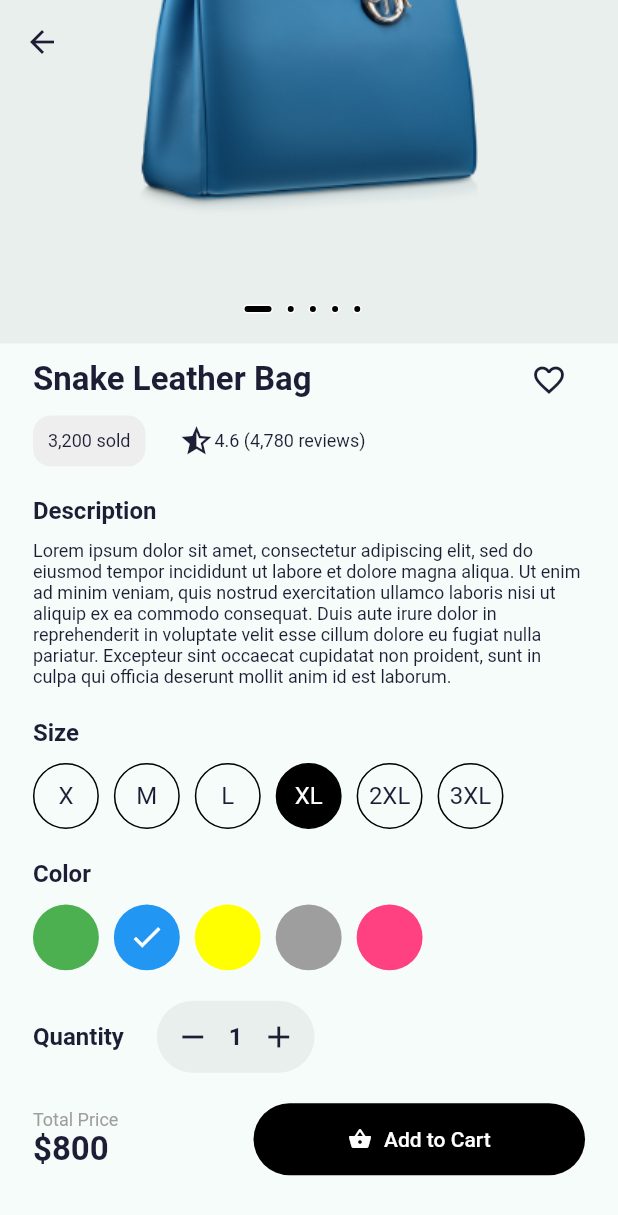
After one commit to vuxnguyxn/e-commerce-app, a Flutter app: the ProductDetailPage screen opened by its route, scrolled down 183 dp, after a tap on the "remove" icon, on a phone screen of 412 x 824 dp. The commit adds this screen. Shown: the top 1215 px of the screen. Run offline on Flutter 3.47's test engine with Material 2 defaults, Android fonts, the phone set to English and light mode, and no system bars; our stand-ins replace flutter_svg.

Commit message:
features(product): create product detail screen

```diff
--- a/lib/core/routes.dart
+++ b/lib/core/routes.dart
@@ -3,6 +3,7 @@ import 'package:e_commerce_app/features/home/presentation/pages/most_popular_pag
 import 'package:e_commerce_app/features/home/presentation/pages/my_wishlist_page.dart';
 import 'package:e_commerce_app/features/home/presentation/pages/notifications_page.dart';
 import 'package:e_commerce_app/features/home/presentation/home.dart';
+import 'package:e_commerce_app/features/home/presentation/pages/product_detail_page.dart';
 import 'package:e_commerce_app/features/home/presentation/pages/search_page.dart';
 import 'package:e_commerce_app/features/home/presentation/pages/special_offer_page.dart';
 import 'package:e_commerce_app/features/splash/splash_screen.dart';
@@ -17,4 +18,5 @@ final Map<String, WidgetBuilder> routes = {
    MostPopularPage.route: (context) => const MostPopularPage(),
    SearchPage.route: (context) => const SearchPage(),
    CategoriesPage.route: (context) => const CategoriesPage(),
+   ProductDetailPage.route: (context) => const ProductDetailPage(),
 };
--- a/lib/features/home/data/simple_data.dart
+++ b/lib/features/home/data/simple_data.dart
@@ -1,3 +1,6 @@
+// ignore_for_file: public_member_api_docs, sort_constructors_first
+import 'package:flutter/material.dart';
+
 class DataTitleMostPopular {
   String title;
   bool? isSelected;
@@ -218,3 +221,46 @@ List historySearch = [
   'Nikon Camera',
   'Silver Watch'
 ];
+
+class Size {
+  String size;
+  bool isSelected;
+  Size({
+    required this.size,
+    required this.isSelected,
+  });
+}
+
+List dataLetterSize = [
+  Size(size: "X", isSelected: false),
+  Size(size: "M", isSelected: false),
+  Size(size: "L", isSelected: false),
+  Size(size: "XL", isSelected: true),
+  Size(size: "2XL", isSelected: false),
+  Size(size: "3XL", isSelected: false),
+];
+List dataNumberSize = [
+  Size(size: "37", isSelected: false),
+  Size(size: "38", isSelected: false),
+  Size(size: "39", isSelected: false),
+  Size(size: "40", isSelected: true),
+  Size(size: "41", isSelected: false),
+  Size(size: "42", isSelected: false),
+];
+
+class ChooseColor {
+  Color color;
+  bool isSelected;
+  ChooseColor({
+    required this.color,
+    required this.isSelected,
+  });
+}
+
+List dataChooseColor = [
+  ChooseColor(color: Colors.green, isSelected: false),
+  ChooseColor(color: Colors.blue, isSelected: true),
+  ChooseColor(color: Colors.yellowAccent, isSelected: false),
+  ChooseColor(color: Colors.grey, isSelected: false),
+  ChooseColor(color: Colors.pinkAccent, isSelected: false),
+];
--- a/lib/features/home/presentation/pages/home_page.dart
+++ b/lib/features/home/presentation/pages/home_page.dart
@@ -16,7 +16,7 @@ import '../widgets/category_item_card.dart';
 import '../widgets/dot_color.dart';
 import '../widgets/icon_button_with_counter.dart';
 import '../widgets/most_popular_item_cart.dart';
-import '../widgets/most_popular_tabbar.dart';
+import '../widgets/most_popular_tab_bar.dart';
 import 'notifications_page.dart';
 import '../widgets/search_and_filter.dart';
 import '../widgets/title_offer_and_see_all.dart';
@@ -136,6 +136,7 @@ class _HomePageState extends State<HomePage> {
       width: double.infinity,
       height: getProportionateScreenHeight(220),
       child: Stack(
+        alignment: Alignment.center,
         children: [
           PageView.builder(
             onPageChanged: (value) {
@@ -147,7 +148,7 @@ class _HomePageState extends State<HomePage> {
             itemBuilder: (context, index) => const BannerSpecialOffer(),
             itemCount: 5,
           ),
-          DotColor(currentIndex: currentIndex),
+          Positioned(bottom: kDefaultPadding* 2,child: DotColor(currentIndex: currentIndex)),
         ],
       ),
     );
@@ -210,7 +211,7 @@ class _HomePageState extends State<HomePage> {
               height: getProportionateScreenHeight(5),
             ),
             Text(
-              "Chường Dũ",
+              'Kaedehara Kazuha',
               style: TextStyle(
                 fontWeight: FontWeight.bold,
                 fontSize: getProportionateScreenWidth(18),
--- a/lib/features/home/presentation/pages/most_popular_page.dart
+++ b/lib/features/home/presentation/pages/most_popular_page.dart
@@ -1,6 +1,6 @@
 import 'package:e_commerce_app/features/home/data/simple_data.dart';
 import 'package:e_commerce_app/features/home/presentation/widgets/most_popular_item_cart.dart';
-import 'package:e_commerce_app/features/home/presentation/widgets/most_popular_tabbar.dart';
+import 'package:e_commerce_app/features/home/presentation/widgets/most_popular_tab_bar.dart';
 import 'package:flutter/material.dart';
 
 import '../../../../core/constants.dart';
--- a/lib/features/home/presentation/pages/my_wishlist_page.dart
+++ b/lib/features/home/presentation/pages/my_wishlist_page.dart
@@ -1,6 +1,6 @@
 import 'package:e_commerce_app/features/home/data/simple_data.dart';
 import 'package:e_commerce_app/features/home/presentation/widgets/most_popular_item_cart.dart';
-import 'package:e_commerce_app/features/home/presentation/widgets/most_popular_tabbar.dart';
+import 'package:e_commerce_app/features/home/presentation/widgets/most_popular_tab_bar.dart';
 import 'package:flutter/material.dart';
 
 import '../../../../core/constants.dart';
--- /dev/null
+++ b/lib/features/home/presentation/pages/product_detail_page.dart
@@ -0,0 +1,346 @@
+import 'package:e_commerce_app/core/constants.dart';
+import 'package:e_commerce_app/core/size_config.dart';
+import 'package:e_commerce_app/features/home/data/simple_data.dart';
+import 'package:e_commerce_app/features/home/presentation/widgets/dot_color.dart';
+import 'package:flutter/material.dart';
+
+class ProductDetailPage extends StatefulWidget {
+  const ProductDetailPage({super.key});
+
+  static const route = '/product_detail';
+
+  @override
+  State<ProductDetailPage> createState() => _ProductDetailPageState();
+}
+
+class _ProductDetailPageState extends State<ProductDetailPage> {
+  int currentIndex = 0;
+  int quantity = 1;
+  @override
+  Widget build(BuildContext context) {
+    return Scaffold(
+      extendBodyBehindAppBar: true,
+      appBar: AppBar(
+        backgroundColor: Colors.transparent,
+        elevation: 0,
+      ),
+      body: SingleChildScrollView(
+        child: Column(
+          children: [
+            listImageAndDotColor(),
+            Container(
+              padding: EdgeInsets.symmetric(
+                  horizontal: getProportionateScreenWidth(kDefaultPadding)),
+              child: Column(
+                crossAxisAlignment: CrossAxisAlignment.start,
+                children: [
+                  titleAndFavorites(),
+                  soldAndReviews(),
+                  SizedBox(
+                      height: getProportionateScreenHeight(kDefaultPadding)),
+                  description(),
+                  SizedBox(
+                      height: getProportionateScreenHeight(kDefaultPadding)),
+                  const ProductSizeCard(),
+                  SizedBox(
+                      height: getProportionateScreenHeight(kDefaultPadding)),
+                  const ProductColorCard(),
+                  SizedBox(
+                      height: getProportionateScreenHeight(kDefaultPadding)),
+                  Row(
+                    children: [
+                      const Text(
+                        'Quantity',
+                        style: TextStyle(fontWeight: FontWeight.bold),
+                      ),
+                      SizedBox(
+                        width: getProportionateScreenWidth(kDefaultPadding),
+                      ),
+                      Container(
+                        decoration: BoxDecoration(
+                            color: Colors.black.withOpacity(0.05),
+                            borderRadius: BorderRadius.circular(50)),
+                        child: Row(
+                          children: [
+                            IconButton(
+                                onPressed: () {
+                                  setState(() {
+                                    if (quantity > 1) quantity--;
+                                  });
+                                },
+                                icon: const Icon(Icons.remove)),
+                            Text(
+                              "$quantity",
+                              style:
+                                  const TextStyle(fontWeight: FontWeight.bold),
+                            ),
+                            IconButton(
+                                onPressed: () {
+                                  setState(() {
+                                    if (quantity < 20) quantity++;
+                                  });
+                                },
+                                icon: const Icon(Icons.add)),
+                          ],
+                        ),
+                      ),
+                    ],
+                  ),
+                  SizedBox(
+                      height: getProportionateScreenHeight(kDefaultPadding)),
+                  const TotalPriceAndAddToCart(),
+                  SizedBox(
+                      height:
+                          getProportionateScreenHeight(kDefaultPadding * 2)),
+                ],
+              ),
+            ),
+          ],
+        ),
+      ),
+    );
+  }
+
+  Column description() {
+    return Column(
+      crossAxisAlignment: CrossAxisAlignment.start,
+      children: [
+        const Text(
+          'Description',
+          style: TextStyle(
+            fontWeight: FontWeight.bold,
+          ),
+        ),
+        SizedBox(
+          height: getProportionateScreenHeight(kDefaultPadding / 2),
+        ),
+        const Text(
+          'Lorem ipsum dolor sit amet, consectetur adipiscing elit, sed do eiusmod tempor incididunt ut labore et dolore magna aliqua. Ut enim ad minim veniam, quis nostrud exercitation ullamco laboris nisi ut aliquip ex ea commodo consequat. Duis aute irure dolor in reprehenderit in voluptate velit esse cillum dolore eu fugiat nulla pariatur. Excepteur sint occaecat cupidatat non proident, sunt in culpa qui officia deserunt mollit anim id est laborum.',
+          style: TextStyle(fontSize: 12),
+          maxLines: 10,
+          overflow: TextOverflow.ellipsis,
+        ),
+      ],
+    );
+  }
+
+  Row soldAndReviews() {
+    return Row(
+      children: [
+        Container(
+          padding: const EdgeInsets.all(10),
+          decoration: BoxDecoration(
+              borderRadius: BorderRadius.circular(12),
+              color: Colors.grey.shade200),
+          child: const Text(
+            "3,200 sold",
+            style: TextStyle(fontSize: 12),
+          ),
+        ),
+        SizedBox(
+          width: getProportionateScreenWidth(kDefaultPadding),
+        ),
+        const Icon(Icons.star_half),
+        const Text(
+          '4.6 (4,780 reviews)',
+          style: TextStyle(fontSize: 12),
+        ),
+      ],
+    );
+  }
+
+  Row titleAndFavorites() {
+    return Row(
+      children: [
+        const Text(
+          'Snake Leather Bag',
+          style: TextStyle(
+            fontSize: 22,
+            fontWeight: FontWeight.bold,
+          ),
+        ),
+        const Spacer(),
+        IconButton(onPressed: () {}, icon: const Icon(Icons.favorite_border)),
+      ],
+    );
+  }
+
+  Stack listImageAndDotColor() {
+    return Stack(
+      alignment: Alignment.center,
+      children: [
+        Container(
+          width: double.infinity,
+          height: SizeConfig.screenHeight / 2,
+          color: Colors.black.withOpacity(.05),
+          child: AspectRatio(
+            aspectRatio: 1,
+            child: PageView.builder(
+              itemCount: 5,
+              scrollDirection: Axis.horizontal,
+              onPageChanged: (value) {
+                setState(() {
+                  currentIndex = value;
+                });
+              },
+              itemBuilder: (context, index) => Image.asset(
+                "assets/images/bag_1.png",
+                scale: 1,
+              ),
+            ),
+          ),
+        ),
+        Positioned(
+            bottom: kDefaultPadding,
+            child: DotColor(currentIndex: currentIndex))
+      ],
+    );
+  }
+}
+
+class TotalPriceAndAddToCart extends StatelessWidget {
+  const TotalPriceAndAddToCart({
+    Key? key,
+  }) : super(key: key);
+
+  @override
+  Widget build(BuildContext context) {
+    return Row(
+      children: [
+        Expanded(
+          child: Column(
+            crossAxisAlignment: CrossAxisAlignment.start,
+            children: [
+              Text(
+                "Total Price",
+                style: TextStyle(
+                  fontSize: 12,
+                  color: Colors.grey.shade500,
+                ),
+              ),
+              const Text(
+                "\$800",
+                style: TextStyle(fontSize: 22, fontWeight: FontWeight.bold),
+              ),
+            ],
+          ),
+        ),
+        Container(
+          padding: EdgeInsets.symmetric(
+              horizontal: getProportionateScreenWidth(kDefaultPadding * 2.5)),
+          decoration: BoxDecoration(
+              borderRadius: BorderRadius.circular(50), color: Colors.black),
+          child: TextButton.icon(
+            onPressed: () {},
+            icon: const Icon(
+              Icons.shopping_basket,
+              size: 16,
+              color: Colors.white,
+            ),
+            label: const Text(
+              'Add to Cart',
+              style: TextStyle(color: Colors.white),
+            ),
+          ),
+        )
+      ],
+    );
+  }
+}
+
+class ProductSizeCard extends StatelessWidget {
+  const ProductSizeCard({
+    Key? key,
+  }) : super(key: key);
+
+  @override
+  Widget build(BuildContext context) {
+    return Column(
+      crossAxisAlignment: CrossAxisAlignment.start,
+      children: [
+        const Text(
+          'Size',
+          style: TextStyle(fontWeight: FontWeight.bold),
+        ),
+        SizedBox(
+          height: getProportionateScreenWidth(kDefaultPadding / 2),
+        ),
+        SizedBox(
+          width: double.infinity,
+          height: getProportionateScreenWidth(kDefaultPadding * 2),
+          child: GridView.builder(
+            scrollDirection: Axis.horizontal,
+            itemCount: dataLetterSize.length,
+            gridDelegate: const SliverGridDelegateWithFixedCrossAxisCount(
+                crossAxisCount: 1,
+                crossAxisSpacing: 10,
+                childAspectRatio: 1,
+                mainAxisSpacing: 10),
+            itemBuilder: (context, index) => Container(
+              decoration: BoxDecoration(
+                shape: BoxShape.circle,
+                color: dataLetterSize[index].isSelected ? Colors.black : null,
+                border: Border.all(width: 1, color: Colors.black),
+              ),
+              child: Center(
+                child: Text(
+                  dataLetterSize[index].size,
+                  style: TextStyle(
+                      color: dataLetterSize[index].isSelected
+                          ? Colors.white
+                          : null),
+                ),
+              ),
+            ),
+          ),
+        )
+      ],
+    );
+  }
+}
+
+class ProductColorCard extends StatelessWidget {
+  const ProductColorCard({
+    Key? key,
+  }) : super(key: key);
+
+  @override
+  Widget build(BuildContext context) {
+    return Column(
+      crossAxisAlignment: CrossAxisAlignment.start,
+      children: [
+        const Text(
+          'Color',
+          style: TextStyle(fontWeight: FontWeight.bold),
+        ),
+        SizedBox(
+          height: getProportionateScreenWidth(kDefaultPadding / 2),
+        ),
+        SizedBox(
+          width: double.infinity,
+          height: getProportionateScreenWidth(kDefaultPadding * 2),
+          child: GridView.builder(
+            scrollDirection: Axis.horizontal,
+            itemCount: dataChooseColor.length,
+            gridDelegate: const SliverGridDelegateWithFixedCrossAxisCount(
+                crossAxisCount: 1,
+                crossAxisSpacing: 10,
+                childAspectRatio: 1,
+                mainAxisSpacing: 10),
+            itemBuilder: (context, index) => Container(
+              decoration: BoxDecoration(
+                shape: BoxShape.circle,
+                color: dataChooseColor[index].color,
+              ),
+              child: Center(
+                child: dataChooseColor[index].isSelected
+                    ? const Icon(Icons.check, color: Colors.white)
+                    : null,
+              ),
+            ),
+          ),
+        ),
+      ],
+    );
+  }
+}
--- a/lib/features/home/presentation/pages/search_page.dart
+++ b/lib/features/home/presentation/pages/search_page.dart
@@ -1,8 +1,7 @@
 import 'package:e_commerce_app/core/constants.dart';
 import 'package:e_commerce_app/core/size_config.dart';
 import 'package:e_commerce_app/features/home/data/simple_data.dart';
-import 'package:e_commerce_app/features/home/presentation/widgets/most_popular_tabbar.dart';
-import 'package:flutter/foundation.dart';
+import 'package:e_commerce_app/features/home/presentation/widgets/most_popular_tab_bar.dart';
 import 'package:flutter/material.dart';
 
 import '../widgets/most_popular_item_cart.dart';
--- a/lib/features/home/presentation/widgets/dot_color.dart
+++ b/lib/features/home/presentation/widgets/dot_color.dart
@@ -15,8 +15,6 @@ class DotColor extends StatelessWidget {
   Widget build(BuildContext context) {
     return Container(
       alignment: Alignment.bottomCenter,
-      padding: EdgeInsets.only(
-          bottom: getProportionateScreenWidth(kDefaultPadding * 2)),
       child: Row(
         mainAxisAlignment: MainAxisAlignment.center,
         children: List.generate(
--- a/lib/features/home/presentation/widgets/most_popular_item_cart.dart
+++ b/lib/features/home/presentation/widgets/most_popular_item_cart.dart
@@ -1,3 +1,4 @@
+import 'package:e_commerce_app/features/home/presentation/pages/product_detail_page.dart';
 import 'package:flutter/material.dart';
 import 'package:flutter_svg/flutter_svg.dart';
 
@@ -15,7 +16,11 @@ class MostPopularItemCard extends StatelessWidget {
 
   @override
   Widget build(BuildContext context) {
-    return SizedBox(
+    return InkWell(
+      onTap: () {
+        Navigator.pushNamed(context, ProductDetailPage.route);
+      },
+      child: SizedBox(
         child: Column(
           crossAxisAlignment: CrossAxisAlignment.start,
           children: [
@@ -89,6 +94,7 @@ class MostPopularItemCard extends StatelessWidget {
             )
           ],
         ),
+      ),
     );
   }
 }
```
Also changed, not shown: lib/features/home/presentation/widgets/most_popular_tab_bar.dart (renamed from lib/features/home/presentation/widgets/most_popular_tabbar.dart), 1 other file. Lines whose indentation alone changed are shown as unchanged.
